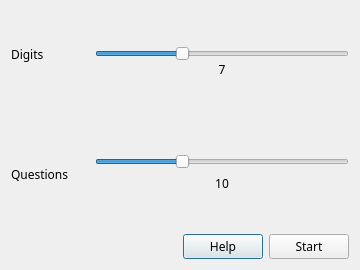
sizzflair97/Working-Memory-Training-PyQt5, file StartingScreen.ui: the form before one commit.
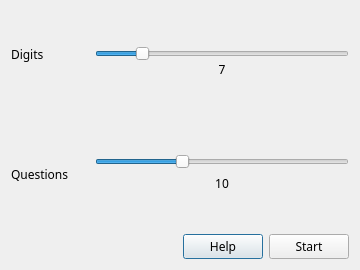
The form after the commit.

Patch:
```diff
--- a/StartingScreen.ui
+++ b/StartingScreen.ui
@@ -145,7 +145,7 @@
               <number>6</number>
              </property>
              <property name="maximum">
-              <number>9</number>
+              <number>12</number>
              </property>
              <property name="value">
               <number>7</number>
```
